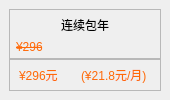
The window that VideoPlayer/mainwidget/vipmember/BuyVipItem.ui (huizhang556/pc-video-player) describes before a commit, drawn with Qt 5.
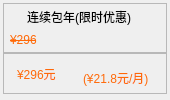
The same window after the commit.

Diff of the .ui file:
```diff
--- a/VideoPlayer/mainwidget/vipmember/BuyVipItem.ui
+++ b/VideoPlayer/mainwidget/vipmember/BuyVipItem.ui
@@ -33,7 +33,7 @@
     <number>3</number>
    </property>
    <property name="bottomMargin">
-    <number>3</number>
+    <number>6</number>
    </property>
    <item>
     <layout class="QVBoxLayout" name="verticalLayout_3">
@@ -41,16 +41,16 @@
       <number>0</number>
      </property>
      <property name="leftMargin">
-      <number>6</number>
+      <number>0</number>
      </property>
      <property name="topMargin">
-      <number>6</number>
+      <number>0</number>
      </property>
      <property name="rightMargin">
-      <number>6</number>
+      <number>0</number>
      </property>
      <property name="bottomMargin">
-      <number>6</number>
+      <number>0</number>
      </property>
      <item>
       <widget class="QFrame" name="frame">
@@ -87,13 +87,13 @@
           <property name="minimumSize">
            <size>
             <width>150</width>
-            <height>30</height>
+            <height>26</height>
            </size>
           </property>
           <property name="maximumSize">
            <size>
             <width>150</width>
-            <height>16777215</height>
+            <height>26</height>
            </size>
           </property>
           <property name="styleSheet">
@@ -106,7 +106,7 @@
 }</string>
           </property>
           <property name="text">
-           <string>连续包年</string>
+           <string>连续包年(限时优惠)</string>
           </property>
          </widget>
         </item>
@@ -115,7 +115,13 @@
           <property name="minimumSize">
            <size>
             <width>0</width>
-            <height>26</height>
+            <height>20</height>
+           </size>
+          </property>
+          <property name="maximumSize">
+           <size>
+            <width>16777215</width>
+            <height>20</height>
            </size>
           </property>
           <property name="styleSheet">
```
